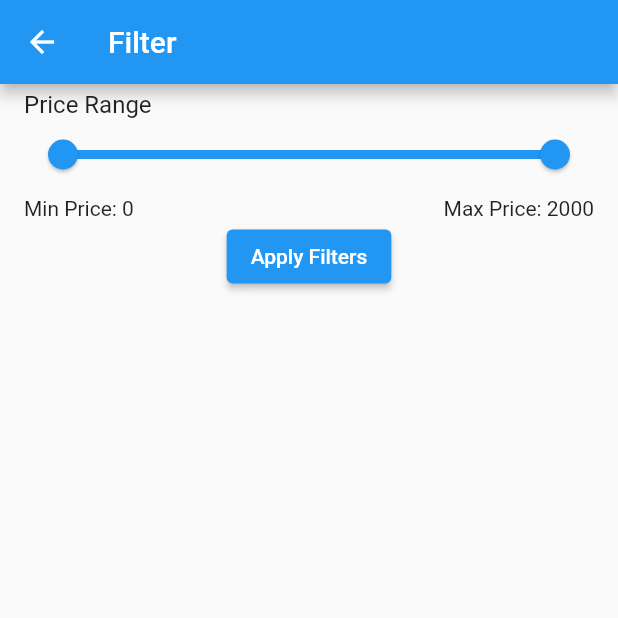
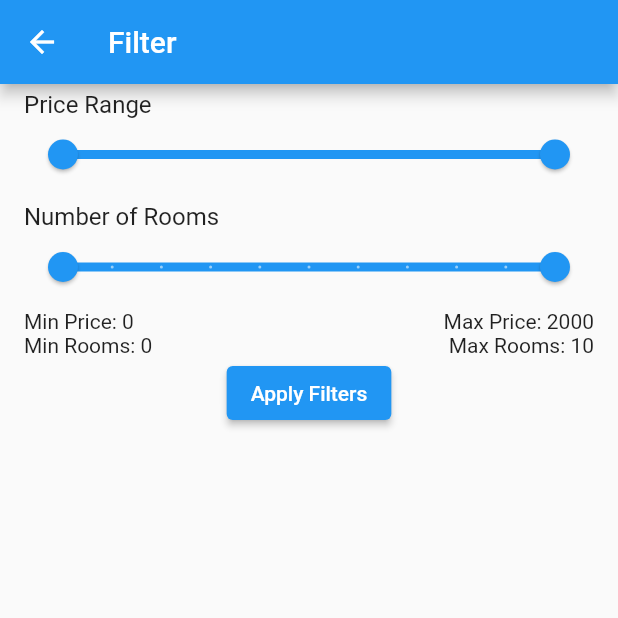
Before and after one commit to Meeeri08/NiuUniversitari, a Flutter app: the FilterScreen screen opened directly with empty values, on a phone screen of 412 x 824 dp, the top half of it. Run offline on Flutter 3.47's test engine with Material 2 defaults, Android fonts, the phone set to English and light mode, and no system bars; our stand-ins replace appinio_swiper, cloud_firestore, curved_navigation_bar, expandable_text, firebase_auth, firebase_core and 5 more; accounts and stored records are empty.

Commit message:
first attempt

```diff
--- a/lib/pages/filter_screen.dart
+++ b/lib/pages/filter_screen.dart
@@ -14,6 +14,8 @@ class FilterScreen extends StatefulWidget {
 class _FilterScreenState extends State<FilterScreen> {
   int minPrice = 0;
   int maxPrice = 2000;
+  int minRooms = 0;
+  int maxRooms = 10;
 
   @override
   Widget build(BuildContext context) {
@@ -38,6 +40,21 @@ class _FilterScreenState extends State<FilterScreen> {
               },
             ),
           ),
+          ListTile(
+            title: Text('Number of Rooms'),
+            subtitle: RangeSlider(
+              values: RangeValues(minRooms.toDouble(), maxRooms.toDouble()),
+              min: 0,
+              max: 10,
+              divisions: 10,
+              onChanged: (RangeValues values) {
+                setState(() {
+                  minRooms = values.start.toInt();
+                  maxRooms = values.end.toInt();
+                });
+              },
+            ),
+          ),
           Padding(
             padding: const EdgeInsets.symmetric(horizontal: 16.0),
             child: Row(
@@ -45,6 +62,16 @@ class _FilterScreenState extends State<FilterScreen> {
               children: [
                 Text('Min Price: $minPrice'),
                 Text('Max Price: $maxPrice'),
+              ],
+            ),
+          ),
+          Padding(
+            padding: const EdgeInsets.symmetric(horizontal: 16.0),
+            child: Row(
+              mainAxisAlignment: MainAxisAlignment.spaceBetween,
+              children: [
+                Text('Min Rooms: $minRooms'),
+                Text('Max Rooms: $maxRooms'),
               ],
             ),
           ),
@@ -76,10 +103,42 @@ class _FilterScreenState extends State<FilterScreen> {
 
     filteredQuery.get().then((QuerySnapshot querySnapshot) {
       List<DocumentSnapshot> filteredHouses = querySnapshot.docs;
-      print('Filtered Houses: ${filteredHouses.length}');
+      print('Filtered Houses (Price): ${filteredHouses.length}');
 
-      widget.onFilterApplied(filteredHouses);
-      Navigator.pop(context);
+      Query roomsQuery = housesCollection;
+
+      if (minRooms != 0 || maxRooms != 10) {
+        if (minRooms != 0 && maxRooms != 10) {
+          roomsQuery = roomsQuery.where('rooms',
+              isGreaterThanOrEqualTo: minRooms, isLessThanOrEqualTo: maxRooms);
+        } else if (minRooms != 0) {
+          roomsQuery =
+              roomsQuery.where('rooms', isGreaterThanOrEqualTo: minRooms);
+        } else {
+          roomsQuery = roomsQuery.where('rooms', isLessThanOrEqualTo: maxRooms);
+        }
+      }
+
+      roomsQuery.get().then((QuerySnapshot roomsSnapshot) {
+        List<DocumentSnapshot> filteredRooms = roomsSnapshot.docs;
+        print('Filtered Houses (Rooms): ${filteredRooms.length}');
+
+        // Combine the results from price and rooms filters
+        List<DocumentSnapshot> finalFilteredHouses = [];
+
+        for (var house in filteredHouses) {
+          var roomId = house.id;
+          var matchingRooms = filteredRooms.where((room) => room.id == roomId);
+          if (matchingRooms.isNotEmpty) {
+            finalFilteredHouses.add(house);
+          }
+        }
+
+        print('Final Filtered Houses: ${finalFilteredHouses.length}');
+
+        widget.onFilterApplied(finalFilteredHouses);
+        Navigator.pop(context);
+      });
     });
   }
 }
```
